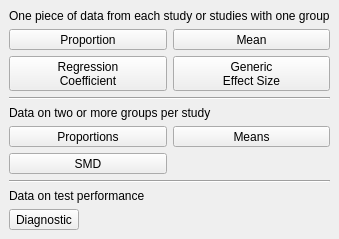
First picture: the form in src/rc_metastudio/forms/data_type_page.ui, repository AliSalman-et-al/openmeta-analyst-community, before the edit.
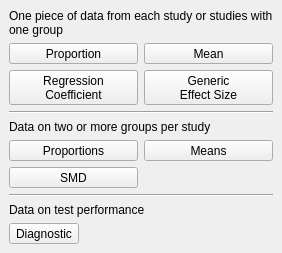
Second picture: the form after the edit. Icons and pictures are not drawn.

The edit to the form file:
```diff
--- a/src/rc_metastudio/forms/data_type_page.ui
+++ b/src/rc_metastudio/forms/data_type_page.ui
@@ -46,6 +46,7 @@
      <property name="text">
       <string>One piece of data from each study or studies with one group</string>
      </property>
+     <property name="wordWrap"><bool>true</bool></property>
     </widget>
    </item>
    <item>
@@ -195,6 +196,7 @@
      <property name="text">
       <string>Data on two or more groups per study</string>
      </property>
+     <property name="wordWrap"><bool>true</bool></property>
     </widget>
    </item>
    <item>
@@ -312,6 +314,7 @@
      <property name="text">
       <string>Data on test performance</string>
      </property>
+     <property name="wordWrap"><bool>true</bool></property>
     </widget>
    </item>
    <item>
@@ -352,6 +355,7 @@
      <item>
       <spacer name="diagnosticDataTypeSpacer">
        <property name="orientation"><enum>Qt::Horizontal</enum></property>
+       <property name="sizeType"><enum>QSizePolicy::Expanding</enum></property>
        <property name="sizeHint" stdset="0">
         <size><width>40</width><height>20</height></size>
        </property>
```
